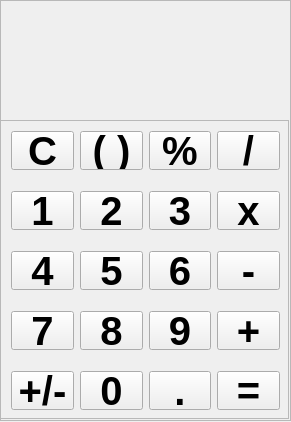
Aron0x0/CalculatorQt, file CalculatorQt.ui: the form before one commit.
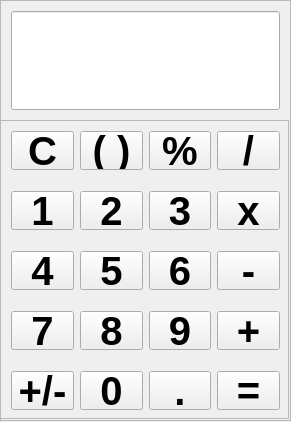
The form after the commit.

```diff
--- a/CalculatorQt.ui
+++ b/CalculatorQt.ui
@@ -61,14 +61,12 @@
      </property>
      <layout class="QVBoxLayout" name="verticalLayout">
       <item>
-       <widget class="QLabel" name="output">
-        <property name="font">
-         <font>
-          <pointsize>30</pointsize>
-         </font>
-        </property>
-        <property name="text">
-         <string/>
+       <widget class="QLineEdit" name="output">
+        <property name="sizePolicy">
+         <sizepolicy hsizetype="Ignored" vsizetype="Ignored">
+          <horstretch>0</horstretch>
+          <verstretch>0</verstretch>
+         </sizepolicy>
         </property>
        </widget>
       </item>
```
